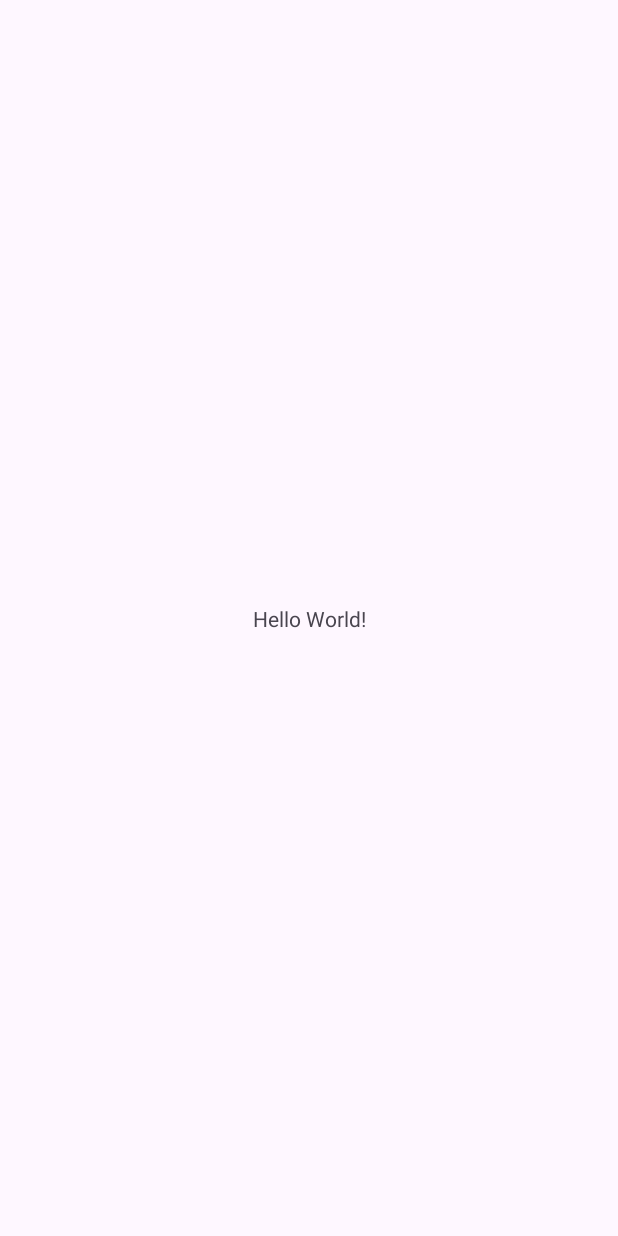
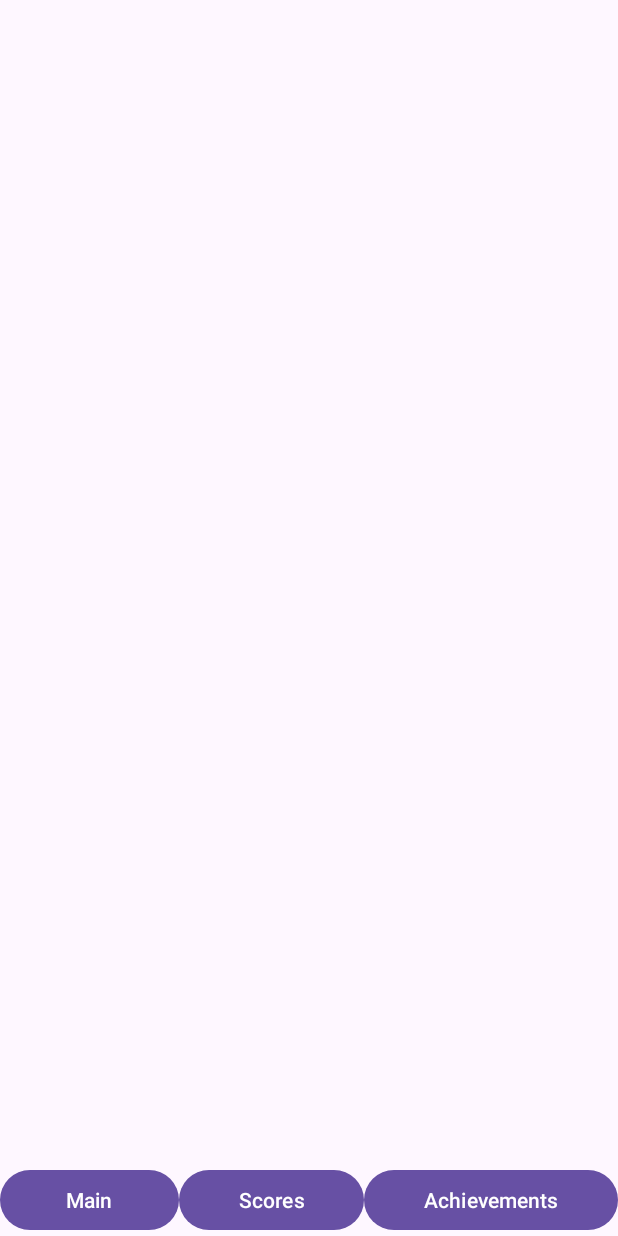
Before and after one commit to LeonBuijs/Mobiele-Beleving, an Android app: the screen it shows after launch (MainActivity), on a phone screen of 412 x 824 dp. Before the commit the screen is almost empty. Run offline under Robolectric (Android 15) with nearby library versions, the light colour scheme and no system bars.

Commit message:
added 3 buttons

```diff
--- a/AndroidApp/app/src/main/res/layout/activity_main.xml
+++ b/AndroidApp/app/src/main/res/layout/activity_main.xml
@@ -7,13 +7,33 @@
     android:layout_height="match_parent"
     tools:context=".MainActivity">
 
-    <TextView
-        android:layout_width="wrap_content"
+    <LinearLayout
+        android:layout_width="match_parent"
         android:layout_height="wrap_content"
-        android:text="Hello World!"
         app:layout_constraintBottom_toBottomOf="parent"
         app:layout_constraintEnd_toEndOf="parent"
-        app:layout_constraintStart_toStartOf="parent"
-        app:layout_constraintTop_toTopOf="parent" />
+        app:layout_constraintStart_toStartOf="parent" >
+
+        <Button
+            android:id="@+id/button4"
+            android:layout_width="wrap_content"
+            android:layout_height="wrap_content"
+            android:layout_weight="1"
+            android:text="@string/mainButton" />
+
+        <Button
+            android:id="@+id/button5"
+            android:layout_width="wrap_content"
+            android:layout_height="wrap_content"
+            android:layout_weight="1"
+            android:text="@string/scoreButton" />
+
+        <Button
+            android:id="@+id/button6"
+            android:layout_width="wrap_content"
+            android:layout_height="wrap_content"
+            android:layout_weight="1"
+            android:text="@string/achievementButton" />
+    </LinearLayout>
 
 </androidx.constraintlayout.widget.ConstraintLayout>
--- a/AndroidApp/app/src/main/res/values/strings.xml
+++ b/AndroidApp/app/src/main/res/values/strings.xml
@@ -1,3 +1,6 @@
 <resources>
     <string name="app_name">Android App</string>
+    <string name="mainButton">Main</string>
+    <string name="scoreButton">Scores</string>
+    <string name="achievementButton">Achievements</string>
 </resources>
```
